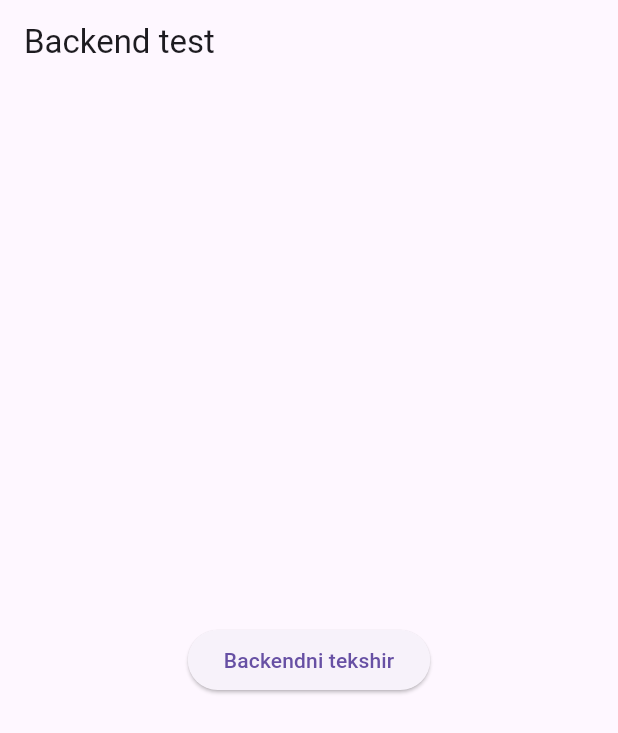
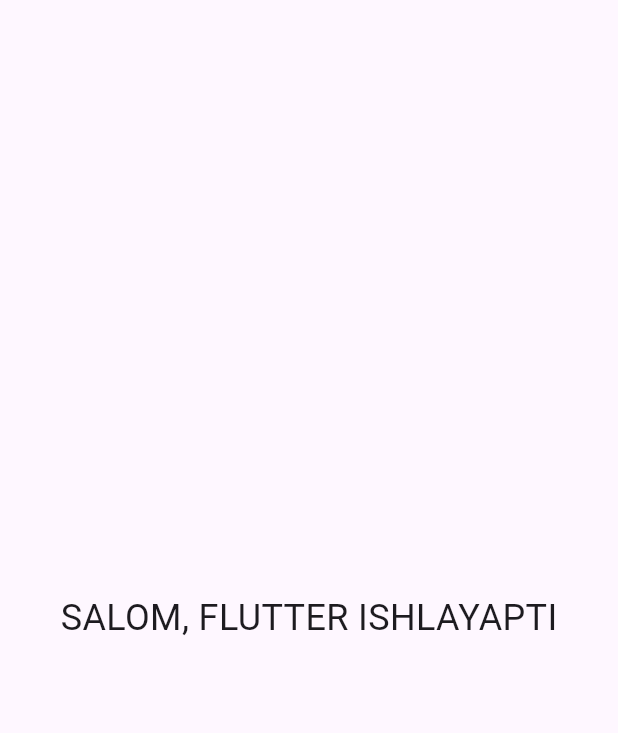
Before and after one commit to vipumarbek/yukla_app, a Flutter app: the screen it shows after launch, on a phone screen of 412 x 824 dp. Shown: the top 733 px of the screen. Run offline on Flutter 3.47's test engine with Material 3 defaults, Android fonts, the phone set to English and light mode, and no system bars.

Commit message:
home_screen va api_service yangilandi

```diff
--- a/lib/main.dart
+++ b/lib/main.dart
@@ -1,22 +1,16 @@
 import 'package:flutter/material.dart';
-import 'screens/home_screen.dart';
 
 void main() {
-  runApp(const MyApp());
+  runApp(
+    const MaterialApp(
+      home: Scaffold(
+        body: Center(
+          child: Text(
+            'SALOM, FLUTTER ISHLAYAPTI',
+            style: TextStyle(fontSize: 24),
+          ),
+        ),
+      ),
+    ),
+  );
 }
-
-class MyApp extends StatelessWidget {
-  const MyApp({super.key});
-
-  @override
-  Widget build(BuildContext context) {
-    return MaterialApp(
-      debugShowCheckedModeBanner: false,
-      title: 'Yukla App',
-      theme: ThemeData(
-        primarySwatch: Colors.blue,
-      ),
-      home: const HomeScreen(),
-    );
-  }
-}
```
Also changed, not shown: lib/services/api_service.dart (+11 -44 lines).
